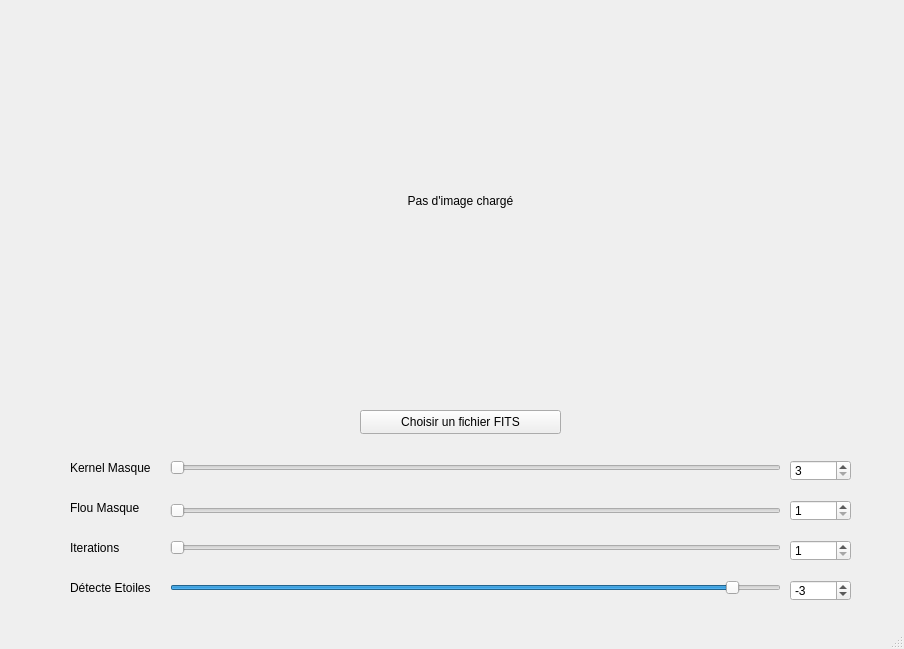
BUT-Informatique-Calais/star-reduction-groupe-15, file APPLICATIONQT/form.ui: the form before one commit.
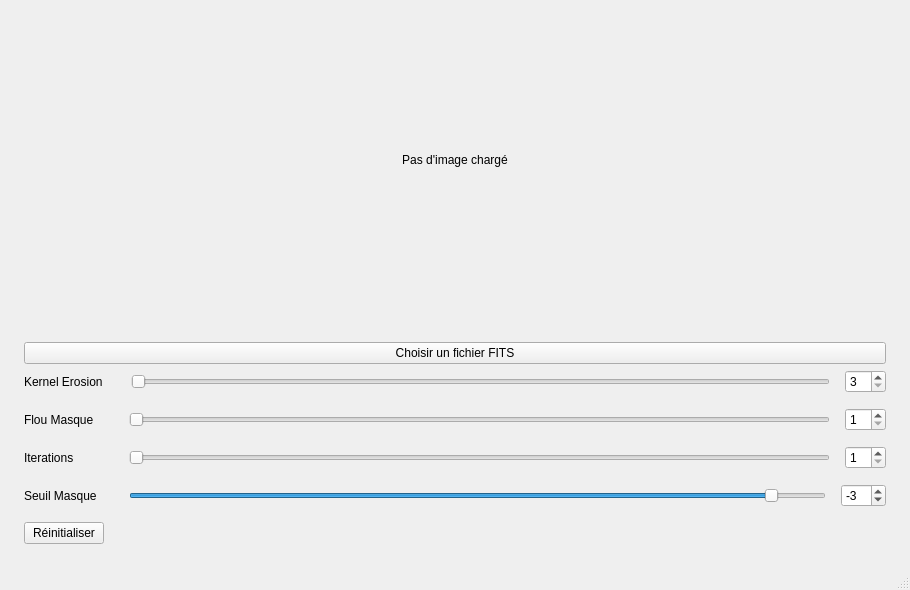
The form after the commit.

```diff
--- a/APPLICATIONQT/form.ui
+++ b/APPLICATIONQT/form.ui
@@ -6,36 +6,84 @@
    <rect>
     <x>0</x>
     <y>0</y>
-    <width>904</width>
-    <height>649</height>
+    <width>910</width>
+    <height>590</height>
    </rect>
   </property>
   <property name="windowTitle">
    <string>MainWindow</string>
   </property>
   <widget class="QWidget" name="centralwidget">
+   <layout class="QGridLayout" name="gridLayout">
+    <property name="leftMargin">
+     <number>24</number>
+    </property>
+    <property name="topMargin">
+     <number>24</number>
+    </property>
+    <property name="rightMargin">
+     <number>24</number>
+    </property>
+    <property name="bottomMargin">
+     <number>24</number>
+    </property>
+    <item row="0" column="0">
+     <layout class="QVBoxLayout" name="verticalLayout_2">
+      <item>
+       <widget class="QLabel" name="lbl_display">
+        <property name="sizePolicy">
+         <sizepolicy hsizetype="Preferred" vsizetype="Expanding">
+          <horstretch>0</horstretch>
+          <verstretch>0</verstretch>
+         </sizepolicy>
+        </property>
+        <property name="text">
+         <string>Pas d'image chargé</string>
+        </property>
+        <property name="alignment">
+         <set>Qt::AlignmentFlag::AlignCenter</set>
+        </property>
+       </widget>
+      </item>
+      <item>
+       <spacer name="verticalSpacer">
+        <property name="orientation">
+         <enum>Qt::Orientation::Vertical</enum>
+        </property>
+        <property name="sizeType">
+         <enum>QSizePolicy::Policy::Minimum</enum>
+        </property>
+        <property name="sizeHint" stdset="0">
+         <size>
+          <width>20</width>
+          <height>40</height>
+         </size>
+        </property>
+       </spacer>
+      </item>
+      <item>
    <widget class="QPushButton" name="btn_open">
-    <property name="geometry">
-     <rect>
-      <x>360</x>
-      <y>410</y>
-      <width>201</width>
-      <height>24</height>
-     </rect>
-    </property>
     <property name="text">
      <string>Choisir un fichier FITS</string>
     </property>
    </widget>
+      </item>
+      <item>
+       <layout class="QVBoxLayout" name="verticalLayout">
+        <property name="spacing">
+         <number>15</number>
+        </property>
+        <item>
+         <layout class="QHBoxLayout" name="horizontalLayout">
+          <item>
+           <widget class="QLabel" name="label">
+            <property name="text">
+             <string>Kernel Erosion    </string>
+            </property>
+           </widget>
+          </item>
+          <item>
    <widget class="QSlider" name="sld_kernel">
-    <property name="geometry">
-     <rect>
-      <x>170</x>
-      <y>460</y>
-      <width>611</width>
-      <height>16</height>
-     </rect>
-    </property>
     <property name="minimum">
      <number>3</number>
     </property>
@@ -49,82 +97,73 @@
      <enum>QSlider::TickPosition::NoTicks</enum>
     </property>
    </widget>
-   <widget class="QSlider" name="sld_blur">
-    <property name="geometry">
-     <rect>
-      <x>170</x>
-      <y>490</y>
-      <width>611</width>
-      <height>41</height>
-     </rect>
-    </property>
+          </item>
+          <item>
+           <widget class="QSpinBox" name="spin_kernel">
     <property name="minimum">
-     <number>1</number>
+             <number>3</number>
     </property>
     <property name="maximum">
-     <number>31</number>
-    </property>
-    <property name="singleStep">
-     <number>2</number>
-    </property>
-    <property name="value">
-     <number>1</number>
-    </property>
-    <property name="orientation">
-     <enum>Qt::Orientation::Horizontal</enum>
-    </property>
-   </widget>
-   <widget class="QLabel" name="label">
-    <property name="geometry">
-     <rect>
-      <x>70</x>
-      <y>460</y>
-      <width>111</width>
-      <height>16</height>
-     </rect>
-    </property>
-    <property name="text">
-     <string>Kernel Masque</string>
-    </property>
-   </widget>
+             <number>71</number>
+            </property>
+           </widget>
+          </item>
+         </layout>
+        </item>
+        <item>
+         <layout class="QHBoxLayout" name="horizontalLayout_3">
+          <item>
    <widget class="QLabel" name="label_2">
-    <property name="geometry">
-     <rect>
-      <x>70</x>
-      <y>500</y>
-      <width>111</width>
-      <height>16</height>
-     </rect>
-    </property>
     <property name="text">
-     <string>Flou Masque</string>
-    </property>
-   </widget>
-   <widget class="QLabel" name="lbl_display">
-    <property name="geometry">
-     <rect>
-      <x>170</x>
-      <y>20</y>
-      <width>581</width>
-      <height>361</height>
-     </rect>
-    </property>
-    <property name="text">
-     <string>Pas d'image chargé</string>
-    </property>
-    <property name="alignment">
-     <set>Qt::AlignmentFlag::AlignCenter</set>
-    </property>
-   </widget>
+             <string>Flou Masque      </string>
+            </property>
+           </widget>
+          </item>
+          <item>
+           <widget class="QSlider" name="sld_blur">
+            <property name="minimum">
+             <number>1</number>
+            </property>
+            <property name="maximum">
+             <number>31</number>
+            </property>
+            <property name="singleStep">
+             <number>2</number>
+            </property>
+            <property name="value">
+             <number>1</number>
+            </property>
+            <property name="orientation">
+             <enum>Qt::Orientation::Horizontal</enum>
+            </property>
+           </widget>
+          </item>
+          <item>
+           <widget class="QSpinBox" name="spin_blur">
+            <property name="minimum">
+             <number>1</number>
+            </property>
+            <property name="maximum">
+             <number>31</number>
+            </property>
+            <property name="singleStep">
+             <number>2</number>
+            </property>
+           </widget>
+          </item>
+         </layout>
+        </item>
+        <item>
+         <layout class="QHBoxLayout" name="horizontalLayout_4">
+          <item>
+           <widget class="QLabel" name="lbl_iter">
+            <property name="text">
+             <string>Iterations            </string>
+            </property>
+           </widget>
+          </item>
+          <item>
    <widget class="QSlider" name="sld_iter">
-    <property name="geometry">
-     <rect>
-      <x>170</x>
-      <y>540</y>
-      <width>611</width>
-      <height>16</height>
-     </rect>
-    </property>
     <property name="minimum">
      <number>1</number>
     </property>
@@ -138,76 +177,27 @@
      <enum>Qt::Orientation::Horizontal</enum>
     </property>
    </widget>
-   <widget class="QLabel" name="lbl_iter">
-    <property name="geometry">
-     <rect>
-      <x>70</x>
-      <y>540</y>
-      <width>49</width>
-      <height>16</height>
-     </rect>
-    </property>
-    <property name="text">
-     <string>Iterations</string>
-    </property>
-   </widget>
-   <widget class="QSpinBox" name="spin_kernel">
-    <property name="geometry">
-     <rect>
-      <x>790</x>
-      <y>460</y>
-      <width>61</width>
-      <height>21</height>
-     </rect>
-    </property>
-    <property name="minimum">
-     <number>3</number>
-    </property>
-    <property name="maximum">
-     <number>71</number>
-    </property>
-   </widget>
-   <widget class="QSpinBox" name="spin_blur">
-    <property name="geometry">
-     <rect>
-      <x>790</x>
-      <y>500</y>
-      <width>61</width>
-      <height>21</height>
-     </rect>
-    </property>
-    <property name="minimum">
-     <number>1</number>
-    </property>
-    <property name="maximum">
-     <number>31</number>
-    </property>
-    <property name="singleStep">
-     <number>2</number>
-    </property>
-   </widget>
+          </item>
+          <item>
    <widget class="QSpinBox" name="spin_iter">
-    <property name="geometry">
-     <rect>
-      <x>790</x>
-      <y>540</y>
-      <width>61</width>
-      <height>21</height>
-     </rect>
-    </property>
     <property name="minimum">
      <number>1</number>
     </property>
    </widget>
+          </item>
+         </layout>
+        </item>
+        <item>
+         <layout class="QHBoxLayout" name="horizontalLayout_5">
+          <item>
+           <widget class="QLabel" name="lbl_threshold">
+            <property name="text">
+             <string>Seuil Masque     </string>
+            </property>
+           </widget>
+          </item>
+          <item>
    <widget class="QSlider" name="sld_threshold">
-    <property name="geometry">
-     <rect>
-      <x>170</x>
-      <y>580</y>
-      <width>611</width>
-      <height>16</height>
-     </rect>
-    </property>
     <property name="minimum">
      <number>-30</number>
     </property>
@@ -224,15 +214,9 @@
      <enum>Qt::Orientation::Horizontal</enum>
     </property>
    </widget>
+          </item>
+          <item>
    <widget class="QSpinBox" name="spin_threshold">
-    <property name="geometry">
-     <rect>
-      <x>790</x>
-      <y>580</y>
-      <width>61</width>
-      <height>21</height>
-     </rect>
-    </property>
     <property name="minimum">
      <number>-30</number>
     </property>
@@ -243,19 +227,41 @@
      <number>-3</number>
     </property>
    </widget>
-   <widget class="QLabel" name="lbl_threshold">
-    <property name="geometry">
-     <rect>
-      <x>70</x>
-      <y>580</y>
-      <width>91</width>
-      <height>16</height>
-     </rect>
-    </property>
+          </item>
+         </layout>
+        </item>
+        <item>
+         <layout class="QHBoxLayout" name="horizontalLayout_6">
+          <item>
+           <widget class="QPushButton" name="btn_reset">
     <property name="text">
-     <string>Détecte Etoiles</string>
-    </property>
-   </widget>
+             <string>Réinitialiser</string>
+            </property>
+           </widget>
+          </item>
+          <item>
+           <spacer name="horizontalSpacer">
+            <property name="orientation">
+             <enum>Qt::Orientation::Horizontal</enum>
+            </property>
+            <property name="sizeType">
+             <enum>QSizePolicy::Policy::Expanding</enum>
+            </property>
+            <property name="sizeHint" stdset="0">
+             <size>
+              <width>40</width>
+              <height>20</height>
+             </size>
+            </property>
+           </spacer>
+          </item>
+         </layout>
+        </item>
+       </layout>
+      </item>
+     </layout>
+    </item>
+   </layout>
   </widget>
   <widget class="QMenuBar" name="menubar">
    <property name="geometry">
```
Left out of the diff: 2 changed lines with no effect on the pictures. Lines whose indentation alone changed are shown as unchanged.
